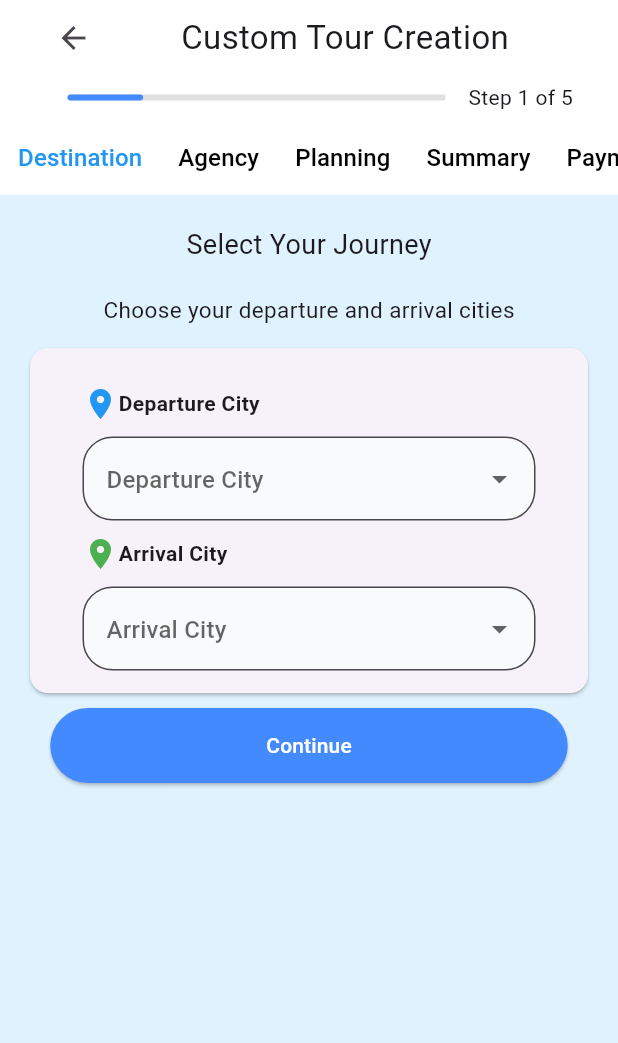
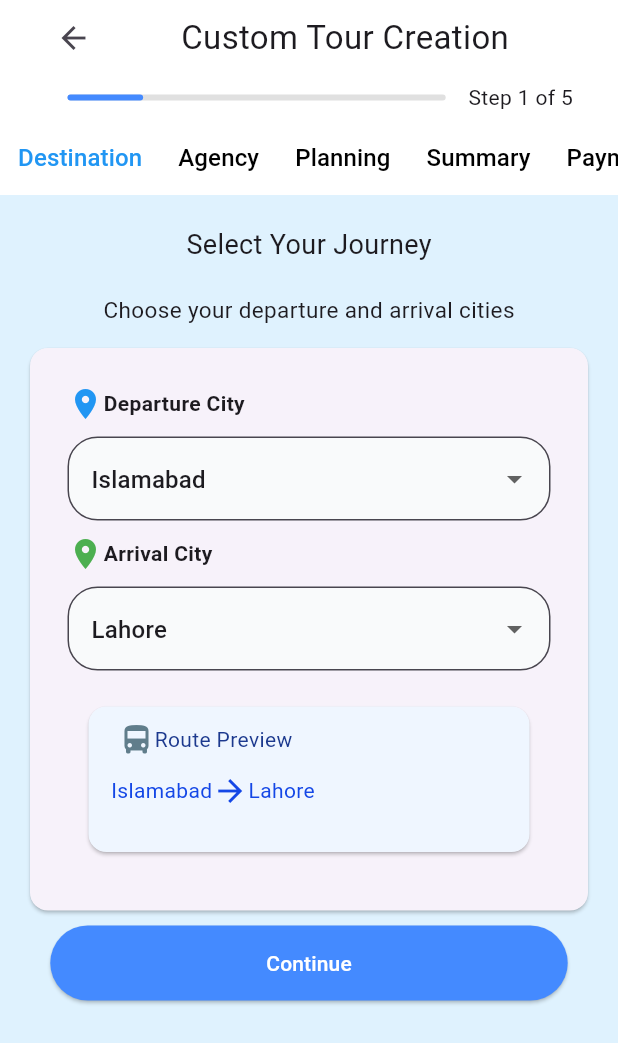
Before and after one commit to SwifTrip/swiftrip_frontend_tourist, a Flutter app: the screen it shows after launch, on a phone screen of 412 x 824 dp. Shown: the top 1043 px of the screen. Run offline on Flutter 3.47's test engine with Material 3 defaults, Android fonts, the phone set to English and light mode, and no system bars.

Commit message:
initialize city variables and add route preview card in DestinationScreen

```diff
--- a/swift_trip_app/lib/screens/Destination.dart
+++ b/swift_trip_app/lib/screens/Destination.dart
@@ -8,8 +8,8 @@ class DestinationScreen extends StatefulWidget {
 
 class _DestinationScreenState extends State<DestinationScreen> {
   final List<String> cities = ["Islamabad", "Lahore", "Karachi", "Peshawar"];
-  String fromCity = "";
-  String toCity = "";
+  late String fromCity = cities[0];
+  late String toCity = cities[1];
 
   @override
   Widget build(BuildContext context) {
@@ -18,7 +18,8 @@ class _DestinationScreenState extends State<DestinationScreen> {
         preferredSize: Size.fromHeight(130),
         child: customBar(selectedIndex: 1),
       ),
-      body: Center(
+      body: SingleChildScrollView(
+        child: Center(
           child: Column(
             children: [
               Padding(
@@ -45,6 +46,7 @@ class _DestinationScreenState extends State<DestinationScreen> {
                       _dropdownbuild("Departure City"),
                       _labelbuild("Arrival City"),
                       _dropdownbuild("Arrival City"),
+                      _routePreviewBuild()
                     ],
                   ),
                 ),
@@ -52,8 +54,7 @@ class _DestinationScreenState extends State<DestinationScreen> {
               Padding(
                 padding: const EdgeInsets.all(10),
                 child: ElevatedButton(
-                      onPressed: () {
-                      },
+                  onPressed: () {},
                   style: ElevatedButton.styleFrom(
                     foregroundColor: Colors.white,
                     backgroundColor: Colors.blueAccent,
@@ -70,12 +71,13 @@ class _DestinationScreenState extends State<DestinationScreen> {
             ],
           ),
         ),
+      ),
     );
   }
 
   Widget _labelbuild(String title) {
     return Padding(
-      padding: const EdgeInsets.symmetric(horizontal: 20, vertical: 10),
+      padding: const EdgeInsets.symmetric(horizontal: 10, vertical: 10),
       child: Row(
         children: [
           Icon(
@@ -90,7 +92,7 @@ class _DestinationScreenState extends State<DestinationScreen> {
 
   Widget _dropdownbuild(String city) {
     return Padding(
-      padding: EdgeInsets.symmetric(horizontal: 20),
+      padding: EdgeInsets.symmetric(horizontal: 10),
       child: DropdownButtonFormField(
         decoration: InputDecoration(
           filled: true,
@@ -102,16 +104,73 @@ class _DestinationScreenState extends State<DestinationScreen> {
           ),
           hintText: city,
         ),
+        initialValue: city == "Arrival City" ? toCity : fromCity,
         items: cities.map((value) {
           return DropdownMenuItem(value: value, child: Text(value));
         }).toList(),
         onChanged: (value) {
+          setState(() {
             if (city == "Arrival City") {
             toCity = value.toString();
           } else {
             fromCity = value.toString();
           }
-          })
+          });
+        },
+      ),
+    );
+  }
+
+  Widget _routePreviewBuild() {
+    return Padding(
+      padding: const EdgeInsets.all(20),
+      child: SizedBox(
+        width: 500,
+        height: 105,
+        child: Card(
+          color: Color(0xffEFF6FF),
+          elevation: 1,
+          child: Column(
+            children: [
+              Row(
+                children: [
+                  Padding(
+                    padding: const EdgeInsets.symmetric(
+                      horizontal: 15,
+                      vertical: 10,
+                    ),
+                    child: Row(
+                      children: [
+                        Padding(
+                          padding: const EdgeInsets.only(left: 5),
+                          child: Icon(Icons.directions_bus, color: Colors.blueGrey),
+                        ),
+                        Text(
+                          "Route Preview",
+                          style: TextStyle(color: Color(0xff1C398E)),
+                        ),
+                      ],
+                    ),
+                  ),
+                ],
+              ),
+              Padding(
+                padding: const EdgeInsets.symmetric(
+                  horizontal: 15,
+                  vertical: 0,
+                ),
+                child: Row(
+                  children: [
+                    Text(fromCity, style: TextStyle(color: Color(0xff1447E6))),
+                    Icon(Icons.arrow_forward, color: Color(0xff1447E6)),
+                    Text(toCity, style: TextStyle(color: Color(0xff1447E6))),
+                  ],
+                ),
+              ),
+            ],
+          ),
+        ),
+      ),
     );
   }
 }
```
Lines whose indentation alone changed are shown as unchanged.
